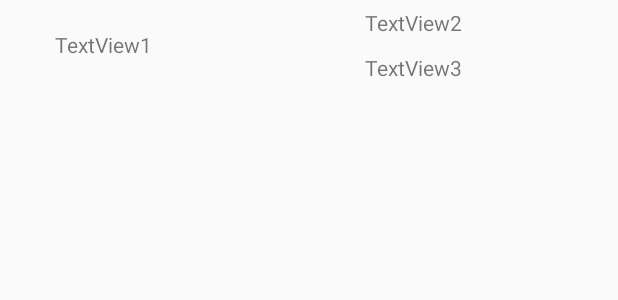
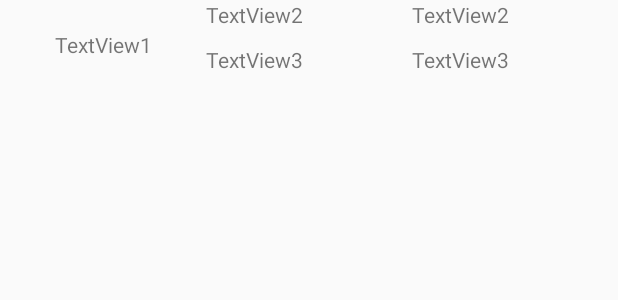
Before and after one commit to amindahma/RideMe-Mobile, an Android app: the layout adapter_view_layout.xml on its own in the app's theme, with its tools: preview values and no code run, on a phone screen of 412 x 824 dp. Shown: the top 300 px of the screen. Run offline under Robolectric (Android 15) with nearby library versions, the phone set to English and light mode, and no system bars.

Commit message:
add new history layout and booking constraints

```diff
--- a/app/src/main/java/com/codemo/www/rideme/Booker.java
+++ b/app/src/main/java/com/codemo/www/rideme/Booker.java
@@ -126,7 +126,7 @@ public class Booker extends AsyncTask<String,Void,String []> {
             else if(obj.length() <= 3){
                 AlertDialog.Builder alertDialogBuilder = new AlertDialog.Builder(main);
                 alertDialogBuilder.setTitle("Booking Successful!");
-                alertDialogBuilder.setMessage("Bicycle No is"+obj).setCancelable(true);
+                alertDialogBuilder.setMessage("Bicycle No is: "+obj).setCancelable(true);
                 AlertDialog alertDialog = alertDialogBuilder.create();
                 alertDialog.show();
             }else{
--- a/app/src/main/res/layout/adapter_view_layout.xml
+++ b/app/src/main/res/layout/adapter_view_layout.xml
@@ -3,13 +3,13 @@
     android:orientation="horizontal"
     android:layout_width="match_parent"
     android:layout_height="match_parent"
-    android:weightSum="100">
+    android:weightSum="3">
 
     <TextView
         android:id="@+id/dateText"
         android:layout_width="match_parent"
         android:layout_height="60dp"
-        android:layout_weight="66.6"
+        android:layout_weight="1"
         android:gravity="center"
         android:text="TextView1"
         android:textAlignment="center" />
@@ -18,21 +18,38 @@
         android:orientation="vertical"
         android:layout_width="match_parent"
         android:layout_height="wrap_content"
-        android:layout_weight="33.3">
+        android:layout_weight="1">
 
         <TextView
-            android:gravity="center"
-            android:text="TextView2"
+            android:id="@+id/packText"
             android:layout_width="match_parent"
             android:layout_height="30dp"
-            android:id="@+id/packText"/>
+            android:text="TextView2" />
+
+        <TextView
+            android:id="@+id/hourText"
+            android:layout_width="match_parent"
+            android:layout_height="30dp"
+            android:layout_below="@+id/packText"
+            android:text="TextView3" />
+    </LinearLayout>
+    <LinearLayout
+        android:orientation="vertical"
+        android:layout_width="match_parent"
+        android:layout_height="wrap_content"
+        android:layout_weight="1">
+
+        <TextView
+            android:id="@+id/typeText"
+            android:layout_width="match_parent"
+            android:layout_height="30dp"
+            android:text="TextView2" />
 
         <TextView
             android:id="@+id/rentText"
             android:layout_width="match_parent"
             android:layout_height="30dp"
             android:layout_below="@+id/packText"
-            android:gravity="center"
             android:text="TextView3" />
     </LinearLayout>
 </LinearLayout>
```
Also changed, not shown: app/src/main/java/com/codemo/www/rideme/Booking.java (+21 -1 lines), app/src/main/java/com/codemo/www/rideme/BookingListAdapter.java (+7 -1 lines), app/src/main/java/com/codemo/www/rideme/FetchHistory.java (+5 -4 lines), app/src/main/java/com/codemo/www/rideme/Fragments/HistoryFragment.java (+6 -1 lines), app/src/main/java/com/codemo/www/rideme/Fragments/HomeFragment.java (+19 -2 lines).
